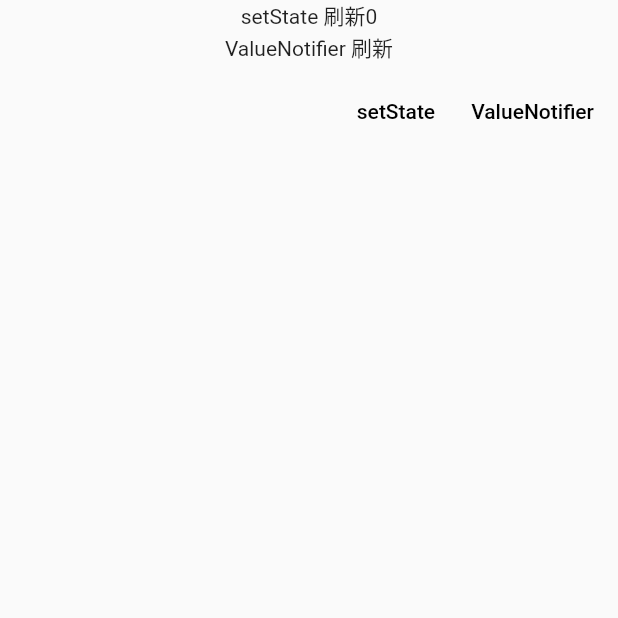
After one commit to qiangzengli/flutter_study, a Flutter app: the LifecyclePage screen opened by its route, on a phone screen of 412 x 824 dp, the top half of it. The commit adds this screen. Run offline on Flutter 3.47's test engine with Material 2 defaults, Android fonts, the phone set to English and light mode, and no system bars.

Commit message:
✨ LifecyclePage,SpringPage

```diff
--- /dev/null
+++ b/lib/animation/animation_page.dart
@@ -0,0 +1,17 @@
+import 'package:flutter/material.dart';
+import 'package:flutter_study/animation/animated_builder_page.dart';
+
+final routes = {
+  'animated_builder': (_) => AnimatedBuilderPage(),
+};
+
+class AnimationPage extends StatelessWidget {
+  const AnimationPage({Key? key}) : super(key: key);
+
+  @override
+  Widget build(BuildContext context) {
+    return Scaffold(
+      appBar: AppBar()
+    );
+  }
+}
--- /dev/null
+++ b/lib/lifecycle_page.dart
@@ -0,0 +1,116 @@
+import 'package:flutter/material.dart';
+
+class LifecyclePage extends StatefulWidget {
+  const LifecyclePage({Key? key}) : super(key: key);
+
+  @override
+  _LifecyclePageState createState() {
+    print('invoke createState()');
+    return _LifecyclePageState();
+  }
+
+  @override
+  StatefulElement createElement() {
+    // TODO: implement createElement
+    print('invoke createElement()');
+    return super.createElement();
+  }
+}
+
+class _LifecyclePageState extends State<LifecyclePage> {
+  int num = 0;
+  ValueNotifier<int> numValueNotifier = ValueNotifier(0);
+
+  @override
+  void didUpdateWidget(covariant LifecyclePage oldWidget) {
+    // TODO: implement didUpdateWidget
+    super.didUpdateWidget(oldWidget);
+    print('invoke didUpdateWidget()');
+  }
+
+  @override
+  void didChangeDependencies() {
+    // TODO: implement didChangeDependencies
+    super.didChangeDependencies();
+    print('invoke didChangeDependencies()');
+  }
+
+  @override
+  void dispose() {
+    // TODO: implement dispose
+    super.dispose();
+    print('invoke dispose()');
+  }
+
+  @override
+  void initState() {
+    // TODO: implement initState
+    super.initState();
+    print('invoke initState()');
+  }
+
+  @override
+  void activate() {
+    // TODO: implement activate
+    super.activate();
+    print('invoke activate()');
+  }
+
+  @override
+  void deactivate() {
+    // TODO: implement deactivate
+    super.deactivate();
+    print('invoke deactivate()');
+  }
+
+  @override
+  void reassemble() {
+    // TODO: implement reassemble
+    super.reassemble();
+    print('invoke reassemble() ');
+  }
+
+  @override
+  void setState(VoidCallback fn) {
+    // TODO: implement setState
+    super.setState(fn);
+    print('invoke setState()');
+  }
+
+  @override
+  Widget build(BuildContext context) {
+    return Scaffold(
+      body: SafeArea(
+        child: Column(
+          children: [
+            Text('setState 刷新$num'),
+            ValueListenableBuilder(
+                valueListenable: numValueNotifier,
+                builder: (_, int num, __) {
+                  print('invoke notifier build()');
+                  return Text('ValueNotifier 刷新');
+                }),
+            ButtonBar(
+              children: [
+                MaterialButton(
+                  onPressed: () {
+                    setState(() {
+                      num++;
+                    });
+                  },
+                  child: Text('setState'),
+                ),
+                MaterialButton(
+                  onPressed: () {
+                    numValueNotifier.value = ++numValueNotifier.value;
+                  },
+                  child: Text('ValueNotifier'),
+                ),
+              ],
+            )
+          ],
+        ),
+      ),
+    );
+  }
+}
--- a/lib/main.dart
+++ b/lib/main.dart
@@ -1,11 +1,17 @@
 import 'package:flutter/material.dart';
 import 'package:flutter_study/animated_container.dart';
+import 'package:flutter_study/animation/animation_controller_page.dart';
+import 'package:flutter_study/gesture/spring.dart';
 
 import 'absorb_pointer_page.dart';
+import 'lifecycle_page.dart';
 
 final routes = {
   '/absorb_pointer': (_) => AbsorbPointerPage(),
   '/animated_container': (_) => AnimatedContainerPage(),
+  '/animation_controller': (_) => AnimationControllerPage(),
+  '/spring_page': (_) => SpringPage(),
+  '/lifecycle_page': (_) => LifecyclePage(),
 };
 
 void main() {
```
Also changed, not shown: lib/animation/animated_builder_page.dart (added, +37 -0 lines), lib/animation/animation_controller_page.dart (added, +99 -0 lines), lib/gesture/spring.dart (added, +80 -0 lines), lib/line_chart.dart (deleted, +0 -63 lines), pubspec.lock, 3 other files.
